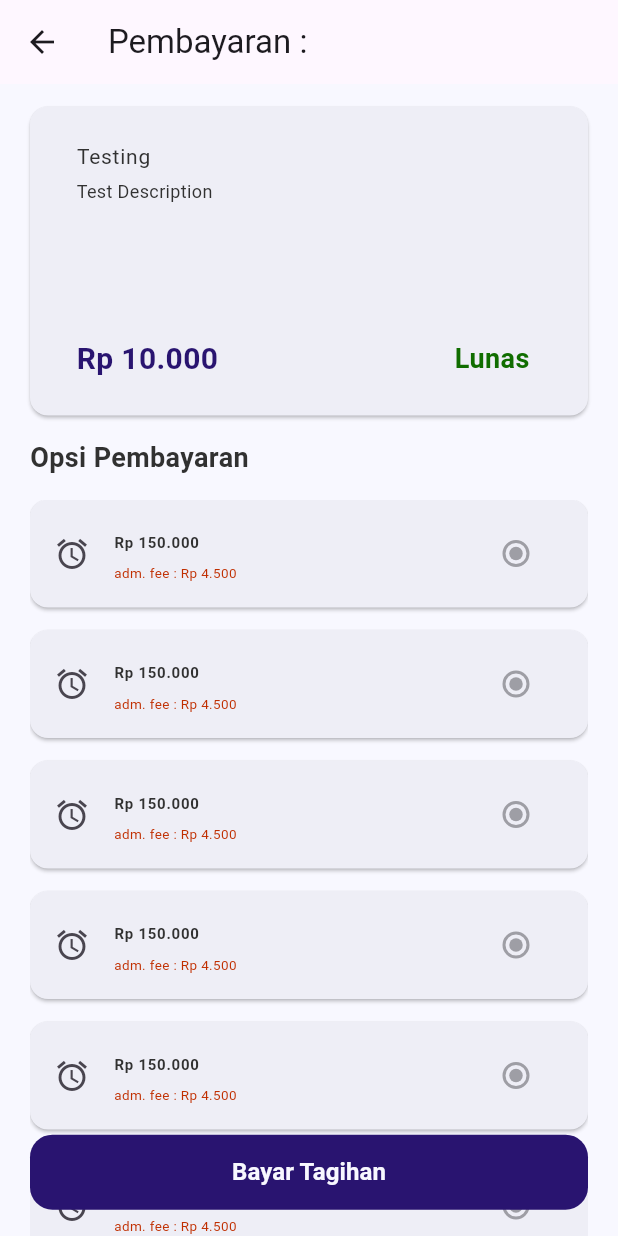
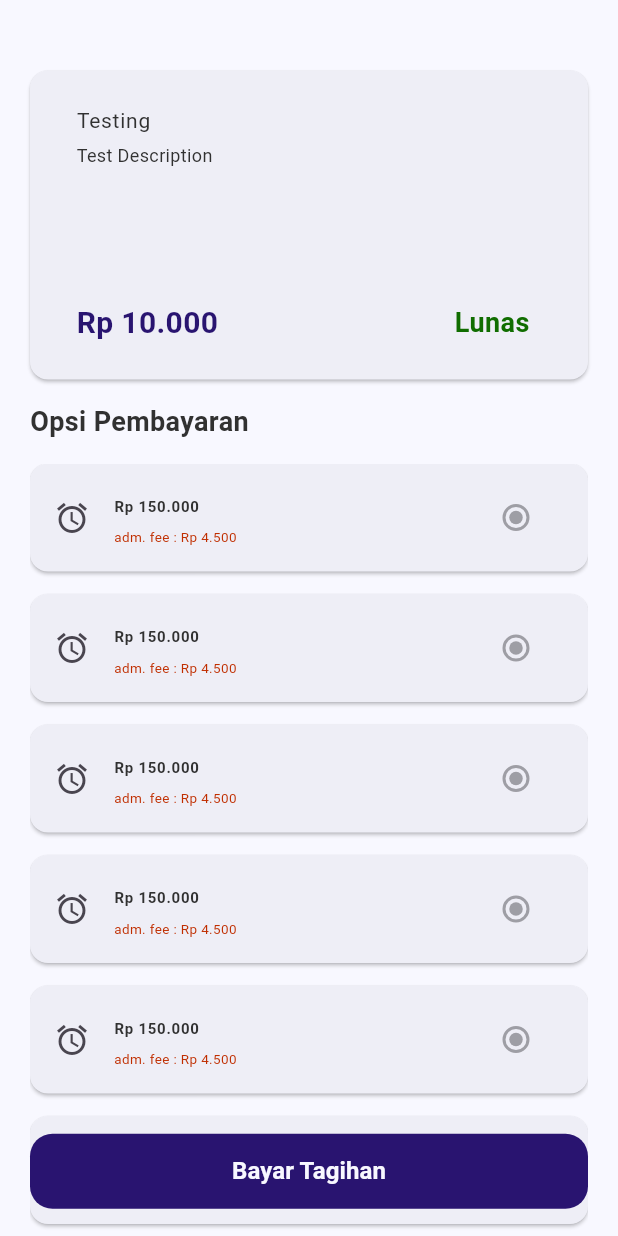
Before and after one commit to XCOD33/KSPM-Payment-Center-App-Flutter, a Flutter app: the DetailPembayaran screen opened directly, on a phone screen of 412 x 824 dp. Run offline on Flutter 3.47's test engine with Material 3 defaults, Android fonts, the phone set to English and light mode, and no system bars; Roboto replaces fonts that are missing (Montserrat); project files that could hold a hidden picture were left out.

Commit message:
style: remove unnecessary app bar
Remove unnecessary app bar on detail pembayaran screen

```diff
--- a/lib/detail_pembayaran.dart
+++ b/lib/detail_pembayaran.dart
@@ -17,19 +17,11 @@ class _DetailPembayaranState extends State<DetailPembayaran> {
   @override
   Widget build(BuildContext context) {
     return Scaffold(
-      appBar: AppBar(
-        title: Text("Pembayaran : "),
-        leading: IconButton(
-          icon: Icon(Icons.arrow_back),
-          onPressed: () =>
-              Navigator.of(context, rootNavigator: true).pop(context),
-        ),
-      ),
       body: Padding(
         padding: EdgeInsets.only(
           left: 20,
           right: 20,
-          top: 15,
+          top: 47,
         ),
         child: Stack(
           children: [
```
